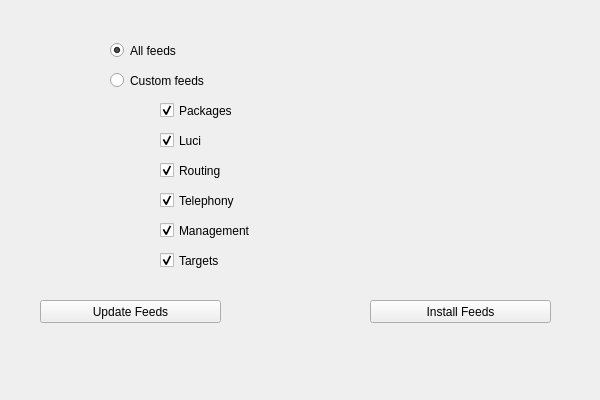
Qt form feeds.ui (kishangondaliya/obs) before a commit.
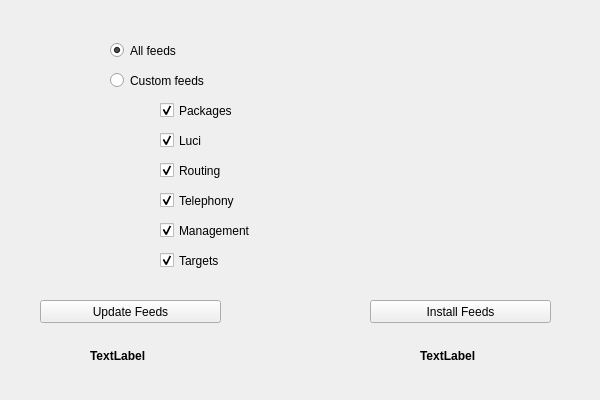
The same form after that commit.

Commit message: Show update status on feeds update & UI changes

```diff
--- a/feeds.ui
+++ b/feeds.ui
@@ -171,6 +171,56 @@
      <string>Install Feeds</string>
     </property>
    </widget>
+   <widget class="QLabel" name="label">
+    <property name="geometry">
+     <rect>
+      <x>90</x>
+      <y>330</y>
+      <width>131</width>
+      <height>51</height>
+     </rect>
+    </property>
+    <property name="font">
+     <font>
+      <weight>75</weight>
+      <bold>true</bold>
+     </font>
+    </property>
+    <property name="text">
+     <string>TextLabel</string>
+    </property>
+    <property name="alignment">
+     <set>Qt::AlignLeading|Qt::AlignLeft|Qt::AlignVCenter</set>
+    </property>
+    <property name="wordWrap">
+     <bool>true</bool>
+    </property>
+   </widget>
+   <widget class="QLabel" name="label_2">
+    <property name="geometry">
+     <rect>
+      <x>420</x>
+      <y>330</y>
+      <width>131</width>
+      <height>51</height>
+     </rect>
+    </property>
+    <property name="font">
+     <font>
+      <weight>75</weight>
+      <bold>true</bold>
+     </font>
+    </property>
+    <property name="text">
+     <string>TextLabel</string>
+    </property>
+    <property name="alignment">
+     <set>Qt::AlignLeading|Qt::AlignLeft|Qt::AlignVCenter</set>
+    </property>
+    <property name="wordWrap">
+     <bool>true</bool>
+    </property>
+   </widget>
   </widget>
  </widget>
  <resources/>
```
The commit also changes 3 other files.
